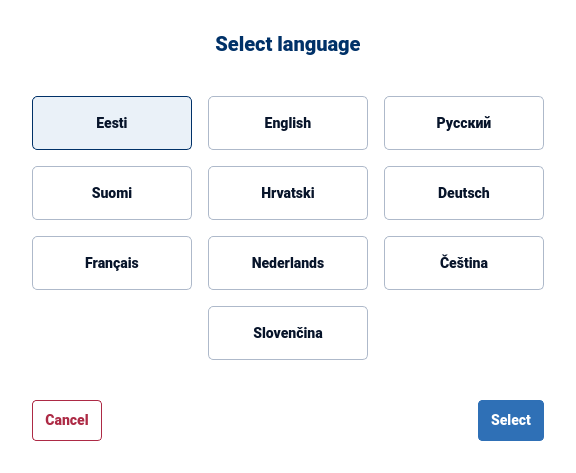
Old version of the form src/ui/languageselect.ui in the repository web-eid/web-eid-app.
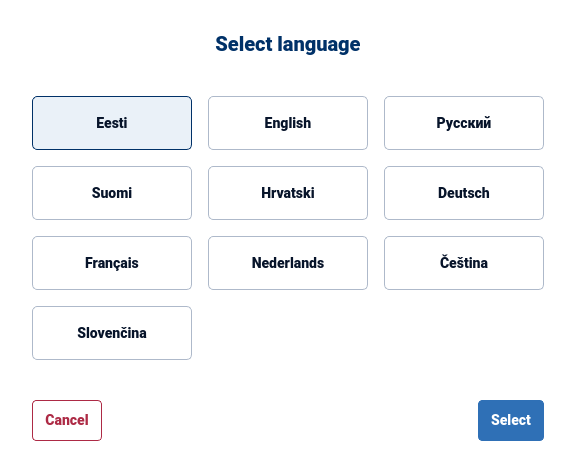
New version of the form.

Commit message:
Update typography to new UI guidelines
WE2-994

```diff
--- a/src/ui/languageselect.ui
+++ b/src/ui/languageselect.ui
@@ -311,7 +311,7 @@
        </attribute>
       </widget>
      </item>
-     <item row="3" column="1">
+     <item row="3" column="0">
       <widget class="QToolButton" name="sk">
        <property name="sizePolicy">
         <sizepolicy hsizetype="Minimum" vsizetype="Fixed">
```
The commit also changes 1 other file.
